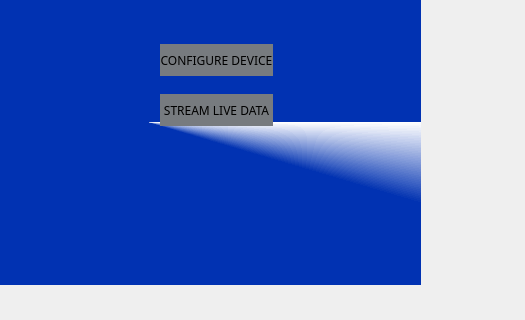
First picture: the form in SealHAT_GUI_App/maindialog.ui, repository SealHAT/GUI_Application, before the edit; both pictures show x 0 to 525 and y 136 to 456 of the 850 by 558 pixel window.
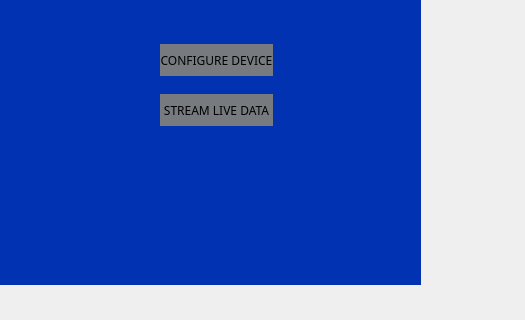
Second picture: the form after the edit. Icons and pictures are not drawn.

```diff
--- a/SealHAT_GUI_App/maindialog.ui
+++ b/SealHAT_GUI_App/maindialog.ui
@@ -39,412 +39,88 @@
      <property name="palette">
       <palette>
        <active>
-        <colorrole role="WindowText">
-         <brush brushstyle="SolidPattern">
-          <color alpha="255">
-           <red>0</red>
-           <green>0</green>
-           <blue>0</blue>
-          </color>
-         </brush>
-        </colorrole>
         <colorrole role="Button">
          <brush brushstyle="SolidPattern">
           <color alpha="255">
-           <red>255</red>
-           <green>255</green>
-           <blue>0</blue>
-          </color>
-         </brush>
-        </colorrole>
-        <colorrole role="Light">
-         <brush brushstyle="SolidPattern">
-          <color alpha="255">
-           <red>255</red>
-           <green>255</green>
-           <blue>127</blue>
-          </color>
-         </brush>
-        </colorrole>
-        <colorrole role="Midlight">
-         <brush brushstyle="SolidPattern">
-          <color alpha="255">
-           <red>255</red>
-           <green>255</green>
-           <blue>63</blue>
-          </color>
-         </brush>
-        </colorrole>
-        <colorrole role="Dark">
-         <brush brushstyle="SolidPattern">
-          <color alpha="255">
-           <red>127</red>
-           <green>127</green>
-           <blue>0</blue>
-          </color>
-         </brush>
-        </colorrole>
-        <colorrole role="Mid">
-         <brush brushstyle="SolidPattern">
-          <color alpha="255">
-           <red>170</red>
-           <green>170</green>
-           <blue>0</blue>
-          </color>
-         </brush>
-        </colorrole>
-        <colorrole role="Text">
-         <brush brushstyle="SolidPattern">
-          <color alpha="255">
            <red>0</red>
-           <green>0</green>
-           <blue>0</blue>
-          </color>
-         </brush>
-        </colorrole>
-        <colorrole role="BrightText">
-         <brush brushstyle="SolidPattern">
-          <color alpha="255">
-           <red>255</red>
-           <green>255</green>
-           <blue>255</blue>
-          </color>
-         </brush>
-        </colorrole>
-        <colorrole role="ButtonText">
-         <brush brushstyle="SolidPattern">
-          <color alpha="255">
-           <red>0</red>
-           <green>0</green>
-           <blue>0</blue>
+           <green>50</green>
+           <blue>178</blue>
           </color>
          </brush>
         </colorrole>
         <colorrole role="Base">
          <brush brushstyle="SolidPattern">
           <color alpha="255">
-           <red>255</red>
-           <green>255</green>
-           <blue>255</blue>
+           <red>0</red>
+           <green>50</green>
+           <blue>178</blue>
           </color>
          </brush>
         </colorrole>
         <colorrole role="Window">
          <brush brushstyle="SolidPattern">
           <color alpha="255">
-           <red>255</red>
-           <green>255</green>
-           <blue>0</blue>
-          </color>
-         </brush>
-        </colorrole>
-        <colorrole role="Shadow">
-         <brush brushstyle="SolidPattern">
-          <color alpha="255">
            <red>0</red>
-           <green>0</green>
-           <blue>0</blue>
-          </color>
-         </brush>
-        </colorrole>
-        <colorrole role="AlternateBase">
-         <brush brushstyle="SolidPattern">
-          <color alpha="255">
-           <red>255</red>
-           <green>255</green>
-           <blue>127</blue>
-          </color>
-         </brush>
-        </colorrole>
-        <colorrole role="ToolTipBase">
-         <brush brushstyle="SolidPattern">
-          <color alpha="255">
-           <red>255</red>
-           <green>255</green>
-           <blue>220</blue>
-          </color>
-         </brush>
-        </colorrole>
-        <colorrole role="ToolTipText">
-         <brush brushstyle="SolidPattern">
-          <color alpha="255">
-           <red>0</red>
-           <green>0</green>
-           <blue>0</blue>
+           <green>50</green>
+           <blue>178</blue>
           </color>
          </brush>
         </colorrole>
        </active>
        <inactive>
-        <colorrole role="WindowText">
-         <brush brushstyle="SolidPattern">
-          <color alpha="255">
-           <red>0</red>
-           <green>0</green>
-           <blue>0</blue>
-          </color>
-         </brush>
-        </colorrole>
         <colorrole role="Button">
          <brush brushstyle="SolidPattern">
           <color alpha="255">
-           <red>255</red>
-           <green>255</green>
-           <blue>0</blue>
-          </color>
-         </brush>
-        </colorrole>
-        <colorrole role="Light">
-         <brush brushstyle="SolidPattern">
-          <color alpha="255">
-           <red>255</red>
-           <green>255</green>
-           <blue>127</blue>
-          </color>
-         </brush>
-        </colorrole>
-        <colorrole role="Midlight">
-         <brush brushstyle="SolidPattern">
-          <color alpha="255">
-           <red>255</red>
-           <green>255</green>
-           <blue>63</blue>
-          </color>
-         </brush>
-        </colorrole>
-        <colorrole role="Dark">
-         <brush brushstyle="SolidPattern">
-          <color alpha="255">
-           <red>127</red>
-           <green>127</green>
-           <blue>0</blue>
-          </color>
-         </brush>
-        </colorrole>
-        <colorrole role="Mid">
-         <brush brushstyle="SolidPattern">
-          <color alpha="255">
-           <red>170</red>
-           <green>170</green>
-           <blue>0</blue>
-          </color>
-         </brush>
-        </colorrole>
-        <colorrole role="Text">
-         <brush brushstyle="SolidPattern">
-          <color alpha="255">
            <red>0</red>
-           <green>0</green>
-           <blue>0</blue>
-          </color>
-         </brush>
-        </colorrole>
-        <colorrole role="BrightText">
-         <brush brushstyle="SolidPattern">
-          <color alpha="255">
-           <red>255</red>
-           <green>255</green>
-           <blue>255</blue>
-          </color>
-         </brush>
-        </colorrole>
-        <colorrole role="ButtonText">
-         <brush brushstyle="SolidPattern">
-          <color alpha="255">
-           <red>0</red>
-           <green>0</green>
-           <blue>0</blue>
+           <green>50</green>
+           <blue>178</blue>
           </color>
          </brush>
         </colorrole>
         <colorrole role="Base">
          <brush brushstyle="SolidPattern">
           <color alpha="255">
-           <red>255</red>
-           <green>255</green>
-           <blue>255</blue>
+           <red>0</red>
+           <green>50</green>
+           <blue>178</blue>
           </color>
          </brush>
         </colorrole>
         <colorrole role="Window">
          <brush brushstyle="SolidPattern">
           <color alpha="255">
-           <red>255</red>
-           <green>255</green>
-           <blue>0</blue>
-          </color>
-         </brush>
-        </colorrole>
-        <colorrole role="Shadow">
-         <brush brushstyle="SolidPattern">
-          <color alpha="255">
            <red>0</red>
-           <green>0</green>
-           <blue>0</blue>
-          </color>
-         </brush>
-        </colorrole>
-        <colorrole role="AlternateBase">
-         <brush brushstyle="SolidPattern">
-          <color alpha="255">
-           <red>255</red>
-           <green>255</green>
-           <blue>127</blue>
-          </color>
-         </brush>
-        </colorrole>
-        <colorrole role="ToolTipBase">
-         <brush brushstyle="SolidPattern">
-          <color alpha="255">
-           <red>255</red>
-           <green>255</green>
-           <blue>220</blue>
-          </color>
-         </brush>
-        </colorrole>
-        <colorrole role="ToolTipText">
-         <brush brushstyle="SolidPattern">
-          <color alpha="255">
-           <red>0</red>
-           <green>0</green>
-           <blue>0</blue>
+           <green>50</green>
+           <blue>178</blue>
           </color>
          </brush>
         </colorrole>
        </inactive>
        <disabled>
-        <colorrole role="WindowText">
-         <brush brushstyle="SolidPattern">
-          <color alpha="255">
-           <red>127</red>
-           <green>127</green>
-           <blue>0</blue>
-          </color>
-         </brush>
-        </colorrole>
         <colorrole role="Button">
          <brush brushstyle="SolidPattern">
           <color alpha="255">
-           <red>255</red>
-           <green>255</green>
-           <blue>0</blue>
-          </color>
-         </brush>
-        </colorrole>
-        <colorrole role="Light">
-         <brush brushstyle="SolidPattern">
-          <color alpha="255">
-           <red>255</red>
-           <green>255</green>
-           <blue>127</blue>
-          </color>
-         </brush>
-        </colorrole>
-        <colorrole role="Midlight">
-         <brush brushstyle="SolidPattern">
-          <color alpha="255">
-           <red>255</red>
-           <green>255</green>
-           <blue>63</blue>
-          </color>
-         </brush>
-        </colorrole>
-        <colorrole role="Dark">
-         <brush brushstyle="SolidPattern">
-          <color alpha="255">
-           <red>127</red>
-           <green>127</green>
-           <blue>0</blue>
-          </color>
-         </brush>
-        </colorrole>
-        <colorrole role="Mid">
-         <brush brushstyle="SolidPattern">
-          <color alpha="255">
-           <red>170</red>
-           <green>170</green>
-           <blue>0</blue>
-          </color>
-         </brush>
-        </colorrole>
-        <colorrole role="Text">
-         <brush brushstyle="SolidPattern">
-          <color alpha="255">
-           <red>127</red>
-           <green>127</green>
-           <blue>0</blue>
-          </color>
-         </brush>
-        </colorrole>
-        <colorrole role="BrightText">
-         <brush brushstyle="SolidPattern">
-          <color alpha="255">
-           <red>255</red>
-           <green>255</green>
-           <blue>255</blue>
-          </color>
-         </brush>
-        </colorrole>
-        <colorrole role="ButtonText">
-         <brush brushstyle="SolidPattern">
-          <color alpha="255">
-           <red>127</red>
-           <green>127</green>
-           <blue>0</blue>
+           <red>0</red>
+           <green>50</green>
+           <blue>178</blue>
           </color>
          </brush>
         </colorrole>
         <colorrole role="Base">
          <brush brushstyle="SolidPattern">
           <color alpha="255">
-           <red>255</red>
-           <green>255</green>
-           <blue>0</blue>
+           <red>0</red>
+           <green>50</green>
+           <blue>178</blue>
           </color>
          </brush>
         </colorrole>
         <colorrole role="Window">
          <brush brushstyle="SolidPattern">
           <color alpha="255">
-           <red>255</red>
-           <green>255</green>
-           <blue>0</blue>
-          </color>
-         </brush>
-        </colorrole>
-        <colorrole role="Shadow">
-         <brush brushstyle="SolidPattern">
-          <color alpha="255">
            <red>0</red>
-           <green>0</green>
-           <blue>0</blue>
-          </color>
-         </brush>
-        </colorrole>
-        <colorrole role="AlternateBase">
-         <brush brushstyle="SolidPattern">
-          <color alpha="255">
-           <red>255</red>
-           <green>255</green>
-           <blue>0</blue>
-          </color>
-         </brush>
-        </colorrole>
-        <colorrole role="ToolTipBase">
-         <brush brushstyle="SolidPattern">
-          <color alpha="255">
-           <red>255</red>
-           <green>255</green>
-           <blue>220</blue>
-          </color>
-         </brush>
-        </colorrole>
-        <colorrole role="ToolTipText">
-         <brush brushstyle="SolidPattern">
-          <color alpha="255">
-           <red>0</red>
-           <green>0</green>
-           <blue>0</blue>
+           <green>50</green>
+           <blue>178</blue>
           </color>
          </brush>
         </colorrole>
@@ -452,8 +128,7 @@
       </palette>
      </property>
      <property name="styleSheet">
-      <string notr="true">background-color: rgb(0, 69, 140);
-background-color: qconicalgradient(cx:0.352, cy:0.613636, angle:0, stop:0.954545 rgba(0, 49, 177, 237), stop:1 rgba(255, 255, 255, 255));</string>
+      <string notr="true">background-color: rgb(0, 50, 178);</string>
      </property>
      <property name="currentIndex">
       <number>0</number>
@@ -716,7 +391,8 @@
         </font>
        </property>
        <property name="styleSheet">
-        <string notr="true">color: rgb(152, 162, 173)</string>
+        <string notr="true">color: rgb(152, 162, 173);
+background-color: qconicalgradient(cx:0.352, cy:0.613636, angle:0, stop:0.954545 rgba(0, 49, 177, 237), stop:1 rgba(255, 255, 255, 255));</string>
        </property>
        <property name="frameShadow">
         <enum>QFrame::Raised</enum>
```
